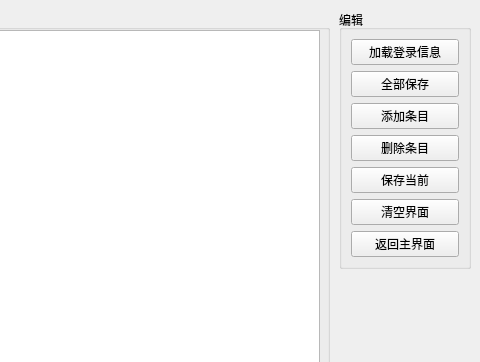
Old version of the form ME/CommunityCanteenSys/Windows/Admin_Paper/adminwin.ui in the repository JoyJeeo/-; both pictures show x 601 to 1081 and y 0 to 362 of the 1081 by 661 pixel window.
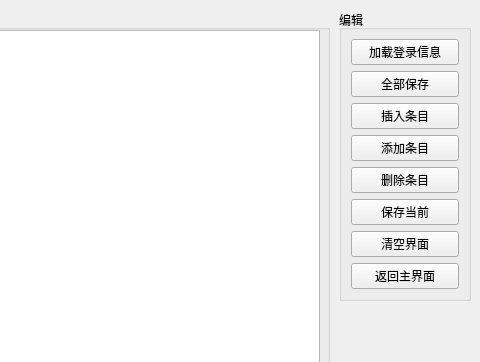
New version of the form. Icons and pictures are not drawn.

```diff
--- a/ME/CommunityCanteenSys/Windows/Admin_Paper/adminwin.ui
+++ b/ME/CommunityCanteenSys/Windows/Admin_Paper/adminwin.ui
@@ -157,6 +157,21 @@
            </property>
           </widget>
          </item>
+         <item>
+          <widget class="QPushButton" name="insert_btn">
+           <property name="font">
+            <font>
+             <family>微软雅黑</family>
+            </font>
+           </property>
+           <property name="styleSheet">
+            <string notr="true"/>
+           </property>
+           <property name="text">
+            <string>插入条目</string>
+           </property>
+          </widget>
+         </item>
          <item>
           <widget class="QPushButton" name="add_btn">
            <property name="font">
```
Left out of the diff: 2 changed lines with no effect on the pictures.
